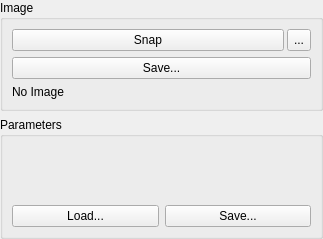
Qt form AcfSln/Include/iqtcam/CBitmapSupplierGuiComp.ui (ImagingTools/AcfPublic) before a commit.
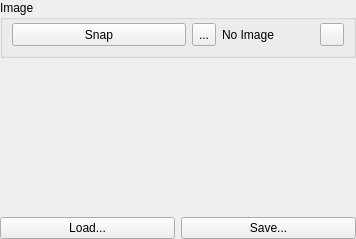
The same form after that commit. Icons and pictures are not drawn.

Commit message: Added Camera SVG icon Some supplier GUIs optimized Some cleanups

```diff
--- a/AcfSln/Include/iqtcam/CBitmapSupplierGuiComp.ui
+++ b/AcfSln/Include/iqtcam/CBitmapSupplierGuiComp.ui
@@ -6,7 +6,7 @@
    <rect>
     <x>0</x>
     <y>0</y>
-    <width>323</width>
+    <width>356</width>
     <height>239</height>
    </rect>
   </property>
@@ -28,19 +28,17 @@
      <property name="title">
       <string>Image</string>
      </property>
-     <layout class="QVBoxLayout" name="verticalLayout_3">
-      <item>
-       <layout class="QHBoxLayout">
-        <property name="spacing">
+     <layout class="QHBoxLayout" name="horizontalLayout">
+      <property name="topMargin">
          <number>3</number>
         </property>
-        <property name="margin">
-         <number>0</number>
+      <property name="bottomMargin">
+       <number>9</number>
         </property>
         <item>
          <widget class="QPushButton" name="SnapImageButton">
           <property name="sizePolicy">
-           <sizepolicy hsizetype="Preferred" vsizetype="Fixed">
+         <sizepolicy hsizetype="Expanding" vsizetype="Preferred">
             <horstretch>0</horstretch>
             <verstretch>0</verstretch>
            </sizepolicy>
@@ -48,6 +46,16 @@
           <property name="text">
            <string>Snap</string>
           </property>
+        <property name="icon">
+         <iconset resource="../../../Acf/Include/iqtgui/iqtgui.qrc">
+          <normaloff>:/Icons/Camera.svg</normaloff>:/Icons/Camera.svg</iconset>
+        </property>
+        <property name="iconSize">
+         <size>
+          <width>16</width>
+          <height>16</height>
+         </size>
+        </property>
          </widget>
         </item>
         <item>
@@ -65,26 +73,17 @@
            <iconset resource="../../../Acf/Include/iqtgui/iqtgui.qrc">
             <normaloff>:/Icons/AutoUpdate.svg</normaloff>:/Icons/AutoUpdate.svg</iconset>
           </property>
+        <property name="iconSize">
+         <size>
+          <width>16</width>
+          <height>16</height>
+         </size>
+        </property>
           <property name="checkable">
            <bool>true</bool>
           </property>
          </widget>
         </item>
-       </layout>
-      </item>
-      <item>
-       <widget class="QPushButton" name="SaveImageButton">
-        <property name="sizePolicy">
-         <sizepolicy hsizetype="Preferred" vsizetype="Fixed">
-          <horstretch>0</horstretch>
-          <verstretch>0</verstretch>
-         </sizepolicy>
-        </property>
-        <property name="text">
-         <string>Save...</string>
-        </property>
-       </widget>
-      </item>
       <item>
        <widget class="QLabel" name="SizeLabel">
         <property name="text">
@@ -92,15 +91,51 @@
         </property>
        </widget>
       </item>
+      <item>
+       <spacer name="horizontalSpacer">
+        <property name="orientation">
+         <enum>Qt::Horizontal</enum>
+        </property>
+        <property name="sizeType">
+         <enum>QSizePolicy::Preferred</enum>
+        </property>
+        <property name="sizeHint" stdset="0">
+         <size>
+          <width>40</width>
+          <height>20</height>
+         </size>
+        </property>
+       </spacer>
+      </item>
+      <item>
+       <widget class="QToolButton" name="SaveImageButton">
+        <property name="sizePolicy">
+         <sizepolicy hsizetype="Fixed" vsizetype="Preferred">
+          <horstretch>0</horstretch>
+          <verstretch>0</verstretch>
+         </sizepolicy>
+        </property>
+        <property name="text">
+         <string/>
+        </property>
+        <property name="icon">
+         <iconset resource="../../../Acf/Include/iqtgui/iqtgui.qrc">
+          <normaloff>:/Icons/Save.svg</normaloff>:/Icons/Save.svg</iconset>
+        </property>
+        <property name="iconSize">
+         <size>
+          <width>16</width>
+          <height>16</height>
+         </size>
+        </property>
+        <property name="shortcut">
+         <string>Ctrl+R</string>
+        </property>
+       </widget>
+      </item>
      </layout>
     </widget>
    </item>
-   <item>
-    <widget class="QGroupBox" name="ParamsGB">
-     <property name="title">
-      <string>Parameters</string>
-     </property>
-     <layout class="QVBoxLayout" name="verticalLayout">
       <item>
        <widget class="QFrame" name="ParamsFrame">
         <property name="sizePolicy">
@@ -117,7 +152,7 @@
         </property>
         <layout class="QVBoxLayout">
          <property name="spacing">
-          <number>6</number>
+       <number>1</number>
          </property>
          <property name="margin">
           <number>0</number>
@@ -157,9 +192,13 @@
       </item>
      </layout>
     </widget>
-   </item>
-  </layout>
- </widget>
+ <tabstops>
+  <tabstop>SnapImageButton</tabstop>
+  <tabstop>LiveImageButton</tabstop>
+  <tabstop>SaveImageButton</tabstop>
+  <tabstop>LoadParamsButton</tabstop>
+  <tabstop>SaveParamsButton</tabstop>
+ </tabstops>
  <resources>
   <include location="../../../Acf/Include/iqtgui/iqtgui.qrc"/>
  </resources>
```
Lines whose indentation alone changed are shown as unchanged. The commit also changes 13 other files.
